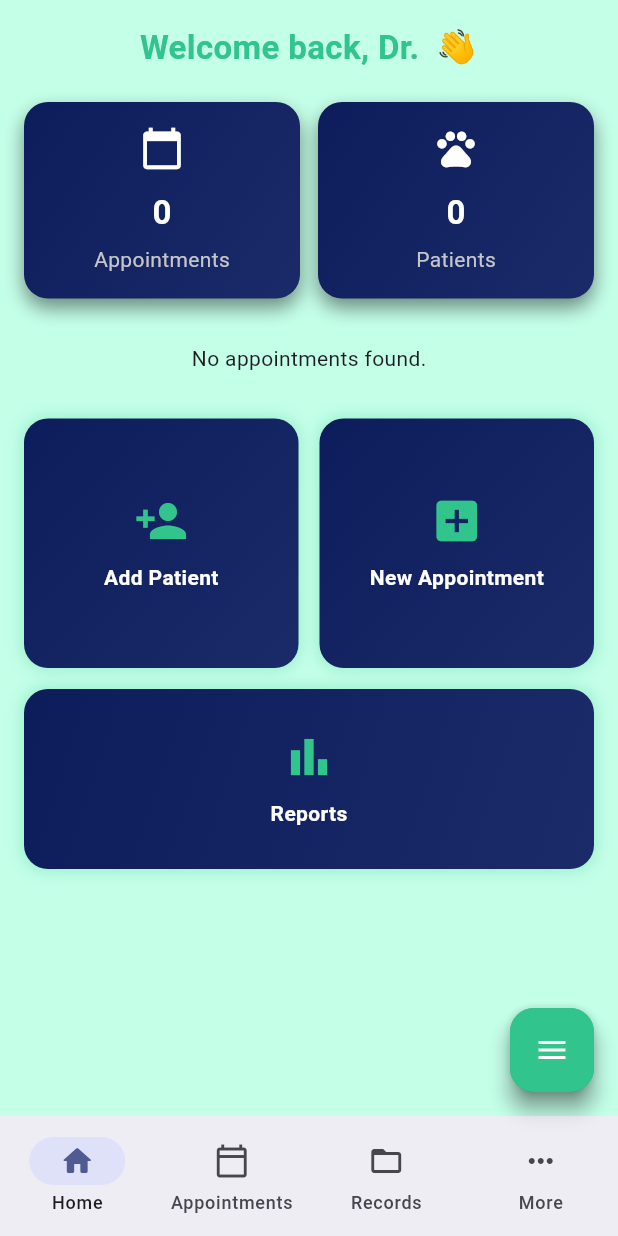
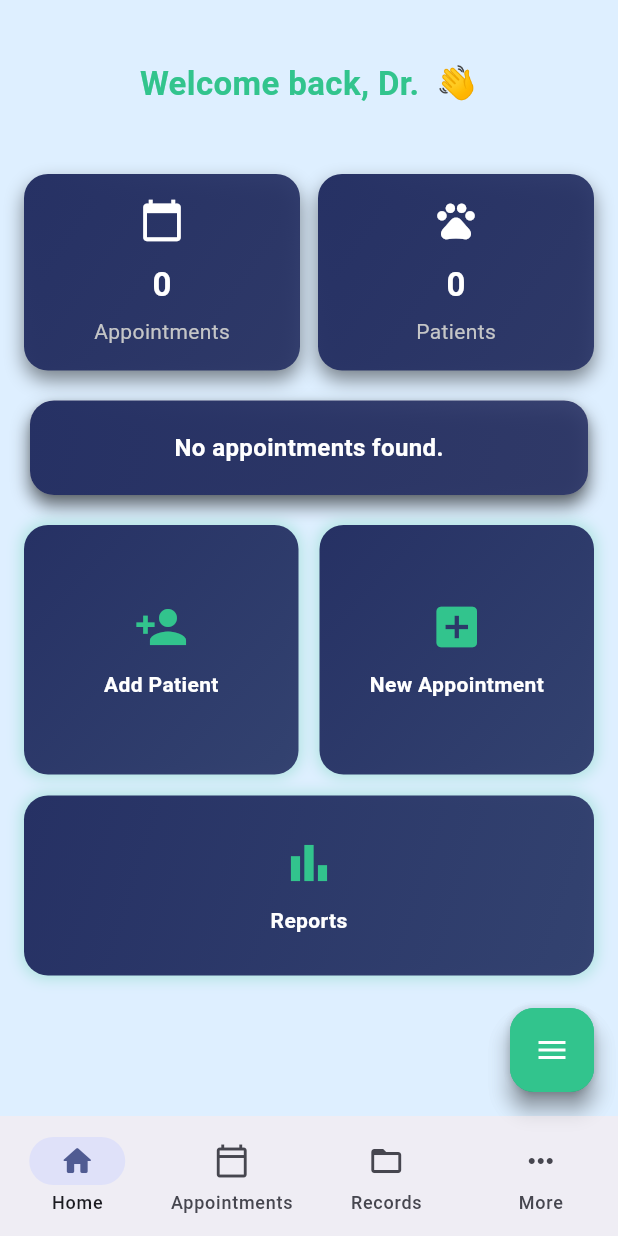
Before and after one commit to donatedsalt/PawfectCare, a Flutter app: the VetPageController screen opened directly, on a phone screen of 412 x 824 dp. Run offline on Flutter 3.47's test engine with Material 3 defaults, Android fonts, the phone set to English and light mode, and no system bars; our stand-ins replace cloud_firestore, file_picker, firebase_auth, firebase_core, firebase_storage, image_picker and 1 more; accounts and stored records are empty.

Commit message:
feat: code fixups

```diff
--- a/pawfect_care/lib/controllers/vet_page_controller.dart
+++ b/pawfect_care/lib/controllers/vet_page_controller.dart
@@ -1,6 +1,7 @@
 import 'package:flutter/material.dart';
+
 import 'package:pawfect_care/pages/vet/home_page.dart';
-import 'package:pawfect_care/pages/vet/calendar_page.dart';
+import 'package:pawfect_care/pages/vet/appointments_page.dart';
 import 'package:pawfect_care/pages/vet/medical_records_page.dart';
 import 'package:pawfect_care/pages/vet/more_page.dart';
 
@@ -17,7 +18,7 @@ class _VetPageControllerState extends State<VetPageController>
 
   final List<Widget> _pages = const [
     HomePage(),
-    CalendarPage(),
+    AppointmentsPage(),
     MedicalRecordsPage(),
     MorePage(),
   ];
@@ -27,6 +28,13 @@ class _VetPageControllerState extends State<VetPageController>
     SizedBox.shrink(), // Calendar page ke liye empty FAB
     SizedBox.shrink(), // Records page ke liye empty FAB
     MorePageFloatingActionButton(),
+  ];
+
+  final List<Widget> _navigationDestination = const [
+    HomePageNavigationDestination(),
+    AppointmentsPageNavigationDestination(),
+    MedicalRecordsPageNavigationDestination(),
+    MorePageNavigationDestination(),
   ];
 
   @override
@@ -67,40 +75,7 @@ class _VetPageControllerState extends State<VetPageController>
       onDestinationSelected: (int index) {
         _tabController.animateTo(index);
       },
-      destinations: [
-        NavigationDestination(
-          icon: const Icon(Icons.home_outlined),
-          selectedIcon: Icon(
-            Icons.home_rounded,
-            color: Theme.of(context).colorScheme.primary,
-          ),
-          label: "Home",
-        ),
-        NavigationDestination(
-          icon: const Icon(Icons.calendar_today_outlined),
-          selectedIcon: Icon(
-            Icons.calendar_today_rounded,
-            color: Theme.of(context).colorScheme.primary,
-          ),
-          label: "Appointments",
-        ),
-        NavigationDestination(
-          icon: const Icon(Icons.folder_open_outlined),
-          selectedIcon: Icon(
-            Icons.folder_open,
-            color: Theme.of(context).colorScheme.primary,
-          ),
-          label: "Records",
-        ),
-        NavigationDestination(
-          icon: const Icon(Icons.more_horiz),
-          selectedIcon: Icon(
-            Icons.more,
-            color: Theme.of(context).colorScheme.primary,
-          ),
-          label: "More",
-        ),
-      ],
+      destinations: _navigationDestination,
     );
   }
 }
--- a/pawfect_care/lib/pages/vet/home_page.dart
+++ b/pawfect_care/lib/pages/vet/home_page.dart
@@ -9,10 +9,10 @@ import 'package:pawfect_care/pages/vet/patients_detail_page.dart';
 import 'package:pawfect_care/pages/vet/reports_page.dart';
 
 class BrandColors {
-  static const Color primaryBlue = Color(0xFF0D1C5A);
+  static const Color primaryBlue = Color.fromRGBO(38, 49, 100, 1);
   static const Color accentGreen = Color(0xFF32C48D);
-  static const Color darkBackground = Color.fromARGB(255, 196, 255, 232);
-  static const Color cardBlue = Color(0xFF1B2A68);
+  static const Color darkBackground = Color.fromRGBO(222, 239, 255, 1);
+  static const Color cardBlue = Color.fromRGBO(38, 49, 100, 0.9);
   static const Color textWhite = Color(0xFFFFFFFF);
   static const Color textGrey = Color(0xFFC5C6C7);
   static const Color fabGreen = Color(0xFF32C48D);
@@ -44,7 +44,9 @@ class HomePage extends StatelessWidget {
           padding: const EdgeInsets.all(16),
           children: [
             // 👋 Welcome
-            Text(
+            Padding(
+              padding: const EdgeInsets.symmetric(vertical: 24),
+              child: Text(
                 "Welcome back, Dr. $userName 👋",
                 style: const TextStyle(
                   color: BrandColors.accentGreen,
@@ -52,6 +54,7 @@ class HomePage extends StatelessWidget {
                   fontWeight: FontWeight.bold,
                 ),
                 textAlign: TextAlign.center,
+              ),
             ),
             const SizedBox(height: 20),
 
@@ -63,9 +66,8 @@ class HomePage extends StatelessWidget {
                   child: StreamBuilder<QuerySnapshot>(
                     stream: appointmentsRef.snapshots(),
                     builder: (context, snapshot) {
-                      int count = snapshot.hasData
-                          ? snapshot.data!.docs.length
-                          : 0;
+                      int count =
+                          snapshot.hasData ? snapshot.data!.docs.length : 0;
                       return _summaryCard(
                         'Appointments',
                         count,
@@ -79,9 +81,8 @@ class HomePage extends StatelessWidget {
                   child: StreamBuilder<QuerySnapshot>(
                     stream: patientsRef.snapshots(),
                     builder: (context, snapshot) {
-                      int count = snapshot.hasData
-                          ? snapshot.data!.docs.length
-                          : 0;
+                      int count =
+                          snapshot.hasData ? snapshot.data!.docs.length : 0;
                       return _summaryCard('Patients', count, Icons.pets);
                     },
                   ),
@@ -89,17 +90,55 @@ class HomePage extends StatelessWidget {
               ],
             ),
 
-            const SizedBox(height: 30),
+            const SizedBox(height: 16),
 
             // 📅 Appointments List
             StreamBuilder<QuerySnapshot>(
               stream: appointmentsRef.orderBy('date').snapshots(),
               builder: (context, snapshot) {
-                if (!snapshot.hasData)
+                if (!snapshot.hasData) {
                   return const Center(child: CircularProgressIndicator());
+                }
                 final docs = snapshot.data!.docs;
-                if (docs.isEmpty)
-                  return const Center(child: Text("No appointments found."));
+                if (docs.isEmpty) {
+                  return Card(
+                    elevation: 4,
+                    shape: RoundedRectangleBorder(
+                      borderRadius: BorderRadius.circular(16),
+                    ),
+                    child: Container(
+                      decoration: BoxDecoration(
+                        gradient: const LinearGradient(
+                          colors: [
+                            BrandColors.primaryBlue,
+                            BrandColors.cardBlue
+                          ],
+                          begin: Alignment.topLeft,
+                          end: Alignment.bottomRight,
+                        ),
+                        borderRadius: BorderRadius.circular(16),
+                        boxShadow: const [
+                          BoxShadow(
+                            color: Colors.black45,
+                            blurRadius: 10,
+                            offset: Offset(0, 6),
+                          ),
+                        ],
+                      ),
+                      padding: const EdgeInsets.all(20),
+                      child: const Center(
+                        child: Text(
+                          "No appointments found.",
+                          style: TextStyle(
+                            color: BrandColors.textWhite,
+                            fontSize: 16,
+                            fontWeight: FontWeight.w600,
+                          ),
+                        ),
+                      ),
+                    ),
+                  );
+                }
 
                 return Column(
                   children: docs.map((doc) {
@@ -110,7 +149,7 @@ class HomePage extends StatelessWidget {
               },
             ),
 
-            const SizedBox(height: 30),
+            const SizedBox(height: 16),
 
             // ⚡ Quick Actions
             Column(
@@ -120,10 +159,11 @@ class HomePage extends StatelessWidget {
                   builder: (context, constraints) {
                     int crossAxisCount = 2;
                     double width = constraints.maxWidth;
-                    if (width > 1200)
+                    if (width > 1200) {
                       crossAxisCount = 4;
-                    else if (width > 800)
+                    } else if (width > 800) {
                       crossAxisCount = 3;
+                    }
 
                     final otherActions = quickActions
                         .where((a) => a['title'] != 'Reports')
@@ -415,10 +455,11 @@ class _HomePageFloatingActionButtonExpandedState
   }
 
   void toggleMenu() {
-    if (isOpen)
+    if (isOpen) {
       _controller.reverse();
-    else
+    } else {
       _controller.forward();
+    }
     setState(() => isOpen = !isOpen);
   }
 
@@ -477,12 +518,12 @@ class _HomePageFloatingActionButtonExpandedState
           FloatingActionButton(
             heroTag: "home_main_fab",
             backgroundColor: BrandColors.accentGreen,
+            onPressed: toggleMenu,
             child: AnimatedIcon(
               icon: AnimatedIcons.menu_close,
               progress: _controller,
               color: BrandColors.textWhite,
             ),
-            onPressed: toggleMenu,
           ),
         ],
       ),
@@ -495,3 +536,19 @@ class _HomePageFloatingActionButtonExpandedState
     super.dispose();
   }
 }
+
+class HomePageNavigationDestination extends StatelessWidget {
+  const HomePageNavigationDestination({super.key});
+
+  @override
+  Widget build(BuildContext context) {
+    return NavigationDestination(
+      icon: const Icon(Icons.home_outlined),
+      selectedIcon: Icon(
+        Icons.home_rounded,
+        color: Theme.of(context).colorScheme.primary,
+      ),
+      label: "Home",
+    );
+  }
+}
--- a/pawfect_care/lib/pages/vet/medical_records_page.dart
+++ b/pawfect_care/lib/pages/vet/medical_records_page.dart
@@ -50,7 +50,9 @@ class _MedicalRecordsPageState extends State<MedicalRecordsPage> {
   Widget build(BuildContext context) {
     return Scaffold(
       backgroundColor: BrandColors.darkBackground,
-      body: Column(
+      body: Padding(
+        padding: const EdgeInsets.all(16),
+        child: Column(
           children: [
             // 🌈 Gradient Header with Back Button
             Stack(
@@ -61,7 +63,10 @@ class _MedicalRecordsPageState extends State<MedicalRecordsPage> {
                   margin: const EdgeInsets.only(bottom: 20),
                   decoration: BoxDecoration(
                     gradient: const LinearGradient(
-                    colors: [BrandColors.accentGreen, BrandColors.primaryBlue],
+                      colors: [
+                        BrandColors.accentGreen,
+                        BrandColors.primaryBlue
+                      ],
                       begin: Alignment.topLeft,
                       end: Alignment.bottomRight,
                     ),
@@ -104,7 +109,6 @@ class _MedicalRecordsPageState extends State<MedicalRecordsPage> {
                         return Card(
                           color: BrandColors.cardBlue,
                           margin: const EdgeInsets.symmetric(
-                          horizontal: 12,
                             vertical: 6,
                           ),
                           child: ListTile(
@@ -116,7 +120,8 @@ class _MedicalRecordsPageState extends State<MedicalRecordsPage> {
                             ),
                             subtitle: Text(
                               "${record['diagnosis']} - ${record['treatment']}\nDate: ${record['date']}",
-                            style: const TextStyle(color: BrandColors.textGrey),
+                              style:
+                                  const TextStyle(color: BrandColors.textGrey),
                             ),
                             trailing: IconButton(
                               icon: const Icon(Icons.delete, color: Colors.red),
@@ -128,6 +133,7 @@ class _MedicalRecordsPageState extends State<MedicalRecordsPage> {
                     ),
             ),
           ],
+        ),
       ),
 
       // ➕ Add Medical Record FAB
@@ -227,3 +233,19 @@ class _MedicalRecordsPageState extends State<MedicalRecordsPage> {
     );
   }
 }
+
+class MedicalRecordsPageNavigationDestination extends StatelessWidget {
+  const MedicalRecordsPageNavigationDestination({super.key});
+
+  @override
+  Widget build(BuildContext context) {
+    return NavigationDestination(
+      icon: const Icon(Icons.folder_open_outlined),
+      selectedIcon: Icon(
+        Icons.folder_open,
+        color: Theme.of(context).colorScheme.primary,
+      ),
+      label: "Records",
+    );
+  }
+}
```
Also changed, not shown: pawfect_care/lib/pages/vet/add_patient_page.dart (+12 -17 lines), pawfect_care/lib/pages/vet/more_page.dart (+44 -32 lines), pawfect_care/lib/pages/vet/new_appointment_page.dart (+11 -10 lines). Lines whose indentation alone changed are shown as unchanged.
